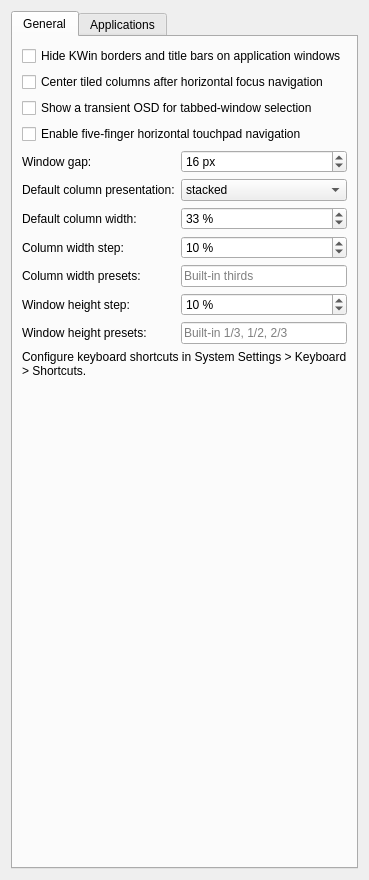
Qt form packaging/kwin-script/contents/ui/config.ui (kontonkara/driftile) before a commit.
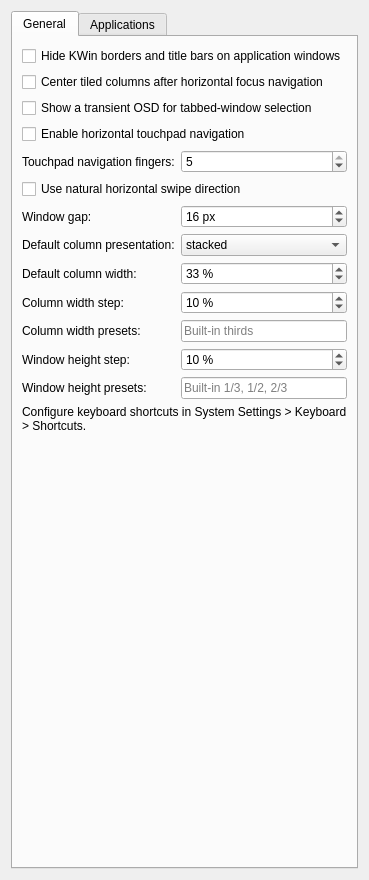
The same form after that commit.

Commit message: feat(config): configure touchpad navigation

What changed in the file:
```diff
--- a/packaging/kwin-script/contents/ui/config.ui
+++ b/packaging/kwin-script/contents/ui/config.ui
@@ -37,7 +37,41 @@
        <item>
         <widget class="QCheckBox" name="kcfg_TouchpadNavigation">
          <property name="text">
-          <string>Enable five-finger horizontal touchpad navigation</string>
+          <string>Enable horizontal touchpad navigation</string>
+         </property>
+        </widget>
+       </item>
+       <item>
+        <layout class="QFormLayout" name="touchpadNavigationLayout">
+         <item row="0" column="0">
+          <widget class="QLabel" name="touchpadNavigationFingerCountLabel">
+           <property name="text">
+            <string>Touchpad navigation fingers:</string>
+           </property>
+           <property name="buddy">
+            <cstring>kcfg_TouchpadNavigationFingerCount</cstring>
+           </property>
+          </widget>
+         </item>
+         <item row="0" column="1">
+          <widget class="QSpinBox" name="kcfg_TouchpadNavigationFingerCount">
+           <property name="minimum">
+            <number>3</number>
+           </property>
+           <property name="maximum">
+            <number>5</number>
+           </property>
+           <property name="value">
+            <number>5</number>
+           </property>
+          </widget>
+         </item>
+        </layout>
+       </item>
+       <item>
+        <widget class="QCheckBox" name="kcfg_TouchpadNaturalScroll">
+         <property name="text">
+          <string>Use natural horizontal swipe direction</string>
          </property>
         </widget>
        </item>
```
The commit also changes 9 other files.
